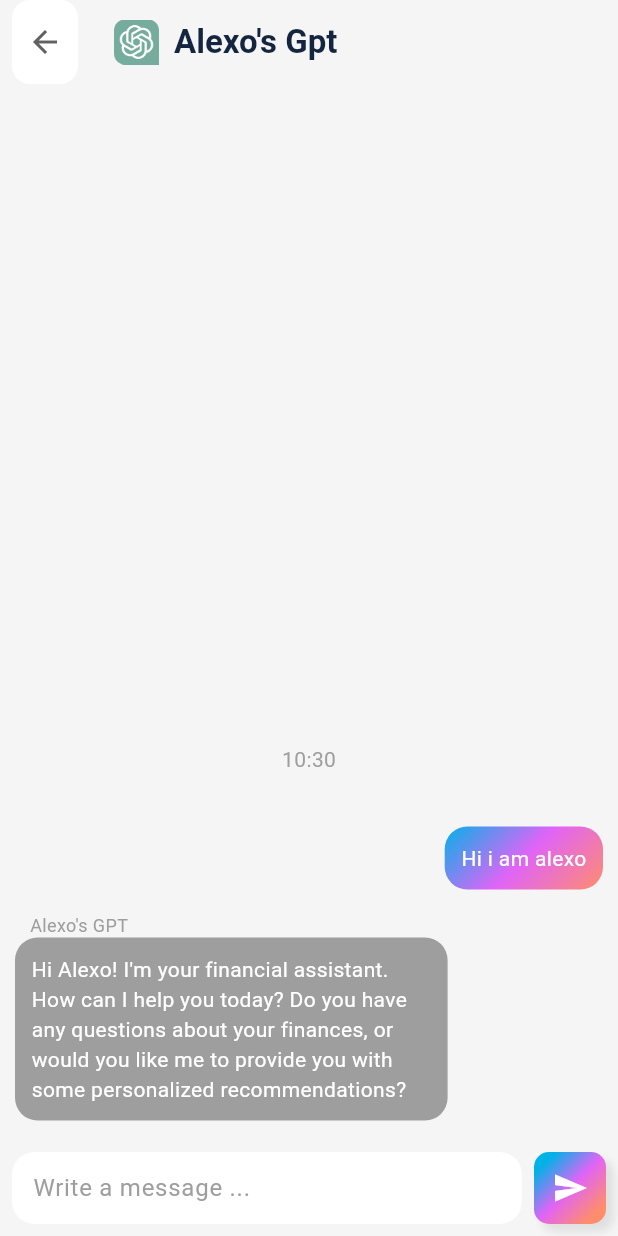
After one commit to ZakariaeAmrani1/flutter_project, a Flutter app: the screen it shows after launch, after a tap on the "chat" icon, on a phone screen of 412 x 824 dp. The commit adds this screen. Run offline on Flutter 3.47's test engine with Material 3 defaults, Android fonts, the light colour scheme and no system bars; drawn by our look-alikes of dash_chat_2; our stand-ins replace dropdown_button2, fl_chart, flutter_holo_date_picker, font_awesome_flutter; missing offline and left inert: groq_sdk, nation_code_picker.

Commit message:
commit10

```diff
--- a/frontend/flutter_application_1/analysis_options.yaml
+++ b/frontend/flutter_application_1/analysis_options.yaml
@@ -7,6 +7,9 @@
 
 # The following line activates a set of recommended lints for Flutter apps,
 # packages, and plugins designed to encourage good coding practices.
+analyzer:
+  errors:
+    camel_case_types: ignore
 include: package:flutter_lints/flutter.yaml
 
 linter:
--- /dev/null
+++ b/frontend/flutter_application_1/lib/data/messages.dart
@@ -0,0 +1,28 @@
+import 'package:dash_chat_2/dash_chat_2.dart';
+import 'package:flutter/material.dart';
+import 'package:font_awesome_flutter/font_awesome_flutter.dart';
+
+final ChatUser _user = ChatUser(
+  id: '1',
+  firstName: 'Charles',
+  lastName: 'Leclerc',
+);
+
+final ChatUser _gptChatUser = ChatUser(
+  id: '2',
+  firstName: 'Alexo\'s',
+  lastName: 'GPT',
+);
+List<Map<String, dynamic>> messages = [
+  {
+    'role': "user",
+    'date': DateTime.now(),
+    'text': "Hi i am alexo",
+  },
+  {
+    'role': "assistant",
+    'date': DateTime.now(),
+    'text':
+        "Hi Alexo! I'm your financial assistant. How can I help you today? Do you have any questions about your finances, or would you like me to provide you with some personalized recommendations?",
+  },
+];
--- a/frontend/flutter_application_1/lib/screens/Home/views/main_screen.dart
+++ b/frontend/flutter_application_1/lib/screens/Home/views/main_screen.dart
@@ -3,6 +3,7 @@ import 'dart:math';
 import 'package:flutter/cupertino.dart';
 import 'package:flutter/material.dart';
 import 'package:flutter_application_1/data/data.dart';
+import 'package:flutter_application_1/screens/chat/views/chat_screen.dart';
 import 'package:flutter_application_1/screens/settings/views/settings_screen.dart';
 
 class MainScreen extends StatelessWidget {
@@ -327,6 +328,35 @@ class MainScreen extends StatelessWidget {
                 },
               ),
             ),
+            Padding(
+              padding: const EdgeInsets.only(bottom: 30.0),
+              child: Row(
+                mainAxisAlignment: MainAxisAlignment.end,
+                children: [
+                  Container(
+                    decoration: BoxDecoration(
+                      color: Colors.white,
+                      borderRadius: BorderRadius.circular(12),
+                    ),
+                    child: IconButton(
+                      onPressed: () {
+                        Navigator.push(
+                          context,
+                          MaterialPageRoute<void>(
+                            builder: (BuildContext context) =>
+                                const ChatScreen(),
+                          ),
+                        );
+                      },
+                      icon: Icon(
+                        Icons.chat,
+                        color: Colors.grey.shade700,
+                      ),
+                    ),
+                  ),
+                ],
+              ),
+            )
           ],
         ),
       ),
--- a/frontend/flutter_application_1/lib/screens/add_transaction/view/add_transaction.dart
+++ b/frontend/flutter_application_1/lib/screens/add_transaction/view/add_transaction.dart
@@ -38,12 +38,6 @@ class _AddTransactionState extends State<AddTransaction>
       ),
     ),
   ];
-  final List<String> items = [
-    'Item1',
-    'Item2',
-    'Item3',
-    'Item4',
-  ];
 
   String? selectedValue;
   @override
@@ -57,7 +51,26 @@ class _AddTransactionState extends State<AddTransaction>
     return GestureDetector(
       onTap: () => FocusScope.of(context).unfocus(),
       child: Scaffold(
-        appBar: AppBar(),
+        appBar: AppBar(
+          leading: Padding(
+            padding: const EdgeInsets.all(6.0),
+            child: Container(
+              decoration: BoxDecoration(
+                color: Colors.white,
+                borderRadius: BorderRadius.circular(12),
+              ),
+              child: IconButton(
+                icon: Icon(
+                  Icons.arrow_back,
+                  color: Colors.grey.shade700,
+                ),
+                onPressed: () {
+                  Navigator.pop(context);
+                },
+              ),
+            ),
+          ),
+        ),
         body: Padding(
           padding: const EdgeInsets.symmetric(horizontal: 20, vertical: 0),
           child: Column(
--- /dev/null
+++ b/frontend/flutter_application_1/lib/screens/chat/views/chat_screen.dart
@@ -0,0 +1,255 @@
+// ignore_for_file: prefer_final_fields
+
+import 'dart:math';
+
+import 'package:dash_chat_2/dash_chat_2.dart';
+import 'package:flutter/material.dart';
+import 'package:flutter_application_1/data/messages.dart';
+import 'package:groq_sdk/groq_sdk.dart';
+
+class ChatScreen extends StatefulWidget {
+  const ChatScreen({super.key});
+
+  @override
+  State<ChatScreen> createState() => _ChatScreenState();
+}
+
+class _ChatScreenState extends State<ChatScreen> {
+  final customChat =
+      Groq('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')
+          .startNewChat(GroqModels.llama3_70b,
+              settings: GroqChatSettings(
+                temperature: 0.8, //More creative responses
+                maxTokens: 512, //shorter responses
+              ));
+
+  final ChatUser _user = ChatUser(
+    id: '1',
+    firstName: 'Alexo',
+    lastName: 'Elmer',
+  );
+
+  final ChatUser _gptChatUser = ChatUser(
+    id: '2',
+    firstName: 'Alexo\'s',
+    lastName: 'GPT',
+  );
+
+  List<ChatMessage> _messages = <ChatMessage>[];
+  List<ChatUser> _typingUsers = <ChatUser>[];
+  bool _isAnswering = false;
+
+  @override
+  void initState() {
+    super.initState();
+    for (var message in messages) {
+      _messages.insert(
+        0,
+        ChatMessage(
+            user: message['role'] == "user" ? _user : _gptChatUser,
+            createdAt: message['date'],
+            text: message['text']),
+      );
+    }
+  }
+
+  @override
+  Widget build(BuildContext context) {
+    return Column(
+      children: [
+        Container(
+          decoration: BoxDecoration(
+            color: Theme.of(context).colorScheme.surface,
+          ),
+          child: Column(
+            children: [
+              Container(
+                width: MediaQuery.of(context).size.width,
+                height: 70,
+                decoration: BoxDecoration(
+                  color: Theme.of(context).colorScheme.surface,
+                  borderRadius: const BorderRadius.only(
+                    bottomLeft: Radius.circular(30),
+                    bottomRight: Radius.circular(30),
+                  ),
+                ),
+                child: AppBar(
+                  title: Row(
+                    mainAxisAlignment: MainAxisAlignment.start,
+                    children: [
+                      Image.asset(
+                        'assets/gptlogo.png',
+                        width: 30,
+                      ),
+                      const SizedBox(
+                        width: 10,
+                      ),
+                      const Text(
+                        "Alexo's Gpt",
+                        style: TextStyle(
+                          color: Color.fromARGB(255, 20, 37, 63),
+                          fontWeight: FontWeight.bold,
+                        ),
+                      ),
+                    ],
+                  ),
+                  backgroundColor: Colors.transparent,
+                  leadingWidth: 60,
+                  leading: Padding(
+                    padding: const EdgeInsets.symmetric(horizontal: 8.0),
+                    child: Container(
+                      decoration: BoxDecoration(
+                        color: Colors.white,
+                        borderRadius: BorderRadius.circular(12),
+                      ),
+                      child: IconButton(
+                        icon: Icon(
+                          Icons.arrow_back,
+                          color: Colors.grey.shade700,
+                        ),
+                        onPressed: () {
+                          Navigator.pop(context);
+                        },
+                      ),
+                    ),
+                  ),
+                ),
+              ),
+              const SizedBox(
+                height: 10,
+              ),
+            ],
+          ),
+        ),
+        Expanded(
+          child: Scaffold(
+            body: DashChat(
+              currentUser: _user,
+              inputOptions: InputOptions(
+                inputDisabled: _isAnswering,
+                alwaysShowSend: true,
+                sendOnEnter: true,
+                inputDecoration: InputDecoration(
+                  hintText: "Write a message ...",
+                  contentPadding: const EdgeInsets.symmetric(
+                    vertical: 10.0, // Vertical padding inside the TextField
+                    horizontal: 10.0, // Horizontal padding inside the TextField
+                  ),
+                  hintStyle: const TextStyle(color: Colors.grey),
+                  filled: true,
+                  fillColor: Colors.white,
+                  border: OutlineInputBorder(
+                    borderRadius: BorderRadius.circular(15),
+                    borderSide: BorderSide.none,
+                  ),
+                ),
+                sendButtonBuilder: (send) {
+                  return Row(
+                    children: [
+                      const SizedBox(
+                        width: 8,
+                      ),
+                      Container(
+                        decoration: BoxDecoration(
+                          gradient: LinearGradient(
+                            colors: [
+                              Theme.of(context).colorScheme.primary,
+                              Theme.of(context).colorScheme.secondary,
+                              Theme.of(context).colorScheme.tertiary,
+                            ],
+                            transform: const GradientRotation(pi / 4),
+                          ),
+                          borderRadius: BorderRadius.circular(10),
+                          boxShadow: [
+                            BoxShadow(
+                              blurRadius: 4,
+                              color: Colors.grey.shade300,
+                              offset: const Offset(5, 5),
+                            ),
+                          ],
+                        ),
+                        child: IconButton(
+                          onPressed: () {
+                            send();
+                          },
+                          icon: const Icon(
+                            Icons.send,
+                            color: Colors.white,
+                          ),
+                        ),
+                      ),
+                    ],
+                  );
+                },
+              ),
+              messageOptions: MessageOptions(
+                showOtherUsersAvatar: false,
+                currentUserContainerColor: Colors.grey,
+                textColor: Colors.white,
+                messageDecorationBuilder: (ChatMessage message,
+                    ChatMessage? message1, ChatMessage? message2) {
+                  return BoxDecoration(
+                    gradient: message.user == _user
+                        ? LinearGradient(
+                            colors: [
+                              Theme.of(context).colorScheme.primary,
+                              Theme.of(context).colorScheme.secondary,
+                              Theme.of(context).colorScheme.tertiary,
+                            ],
+                            transform: const GradientRotation(pi / 4),
+                          )
+                        : LinearGradient(
+                            colors: [
+                              Colors.grey.shade500,
+                              Colors.grey.shade500,
+                            ],
+                          ),
+                    borderRadius: BorderRadius.circular(15),
+                  );
+                },
+              ),
+              onSend: (ChatMessage m) async {
+                customChat.addMessageWithoutSending(
+                    'You are a chatbot for a financial assistant.',
+                    role: GroqMessageRole.assistant);
+                for (var message in messages) {
+                  customChat.addMessageWithoutSending(message['text'],
+                      role: message['role'] == "assistant"
+                          ? GroqMessageRole.assistant
+                          : GroqMessageRole.user);
+                }
+
+                setState(() {
+                  _messages.insert(0, m);
+                  _typingUsers.add(_gptChatUser);
+                  _isAnswering = true;
+                });
+
+                final (response, usage) = await customChat.sendMessage(m.text,
+                    role: GroqMessageRole.user);
+                for (var element in response.choices) {
+                  if (element.message != '') {
+                    setState(() {
+                      _messages.insert(
+                          0,
+                          ChatMessage(
+                              user: _gptChatUser,
+                              createdAt: DateTime.now(),
+                              text: element.message));
+                    });
+                  }
+                }
+                setState(() {
+                  _typingUsers.remove(_gptChatUser);
+                  _isAnswering = false;
+                });
+              },
+              messages: _messages,
+              typingUsers: _typingUsers,
+            ),
+          ),
+        ),
+      ],
+    );
+  }
+}
--- a/frontend/flutter_application_1/lib/screens/settings/views/settings_screen.dart
+++ b/frontend/flutter_application_1/lib/screens/settings/views/settings_screen.dart
@@ -69,13 +69,25 @@ class _SettingsScreenState extends State<SettingsScreen> {
                               ),
                             ),
                             backgroundColor: Colors.transparent,
-                            leadingWidth: 30,
-                            leading: IconButton(
-                              icon: const Icon(Icons.arrow_back,
-                                  color: Colors.white),
-                              onPressed: () {
-                                Navigator.pop(context);
-                              },
+                            leadingWidth: 60,
+                            leading: Padding(
+                              padding: const EdgeInsets.symmetric(
+                                  horizontal: 8.0, vertical: 6),
+                              child: Container(
+                                decoration: BoxDecoration(
+                                  color: Colors.white,
+                                  borderRadius: BorderRadius.circular(12),
+                                ),
+                                child: IconButton(
+                                  icon: Icon(
+                                    Icons.arrow_back,
+                                    color: Colors.grey.shade700,
+                                  ),
+                                  onPressed: () {
+                                    Navigator.pop(context);
+                                  },
+                                ),
+                              ),
                             ),
                           ),
                         ],
--- a/frontend/flutter_application_1/pubspec.yaml
+++ b/frontend/flutter_application_1/pubspec.yaml
@@ -43,9 +43,11 @@ dependencies:
   multi_dropdown: ^3.0.1
   dropdown_button2: ^2.3.9
   flutter_holo_date_picker: ^2.0.0
-  intl: ^0.18.0
+  intl: ^0.19.0
   nation_code_picker: ^1.1.0
   gender_picker: ^1.1.0
+  dash_chat_2: ^0.0.21
+  groq_sdk: ^0.2.4
 
 dev_dependencies:
   flutter_test:
@@ -70,6 +72,7 @@ flutter:
   assets:
     - assets/malelogo.png
     - assets/femalelogo.png
+    - assets/gptlogo.png
   # To add assets to your application, add an assets section, like this:
   # assets:
   #   - images/a_dot_burr.jpeg
```
Also changed, not shown: frontend/flutter_application_1/assets/gptlogo.png (added), frontend/flutter_application_1/pubspec.lock, 5 other files.
